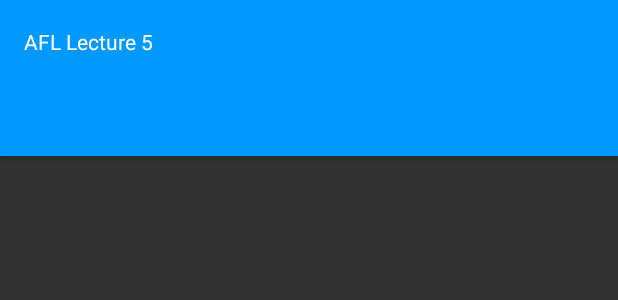
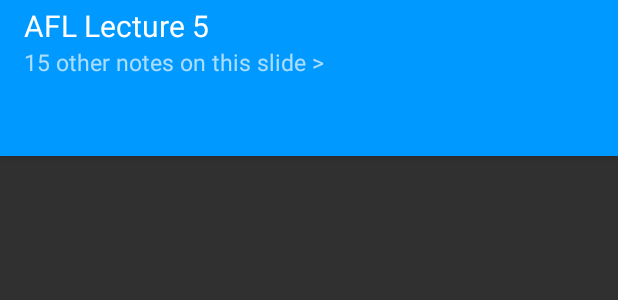
Before and after one commit to Leonardo-Ciocan/UnituHackApp, an Android app: the layout activity_main.xml on its own in the app's theme, with its tools: preview values and no code run, on a phone screen of 412 x 824 dp. Shown: the top 300 px of the screen. Run offline under Robolectric (Android 15) with nearby library versions, the phone set to English and light mode, and no system bars.

Commit message:
Adding the pictures

```diff
--- a/app/src/main/java/com/uhapp/uhapp/PDFFragment.java
+++ b/app/src/main/java/com/uhapp/uhapp/PDFFragment.java
@@ -26,6 +26,8 @@ public class PDFFragment extends Fragment {
         // properly.
         View rootView = inflater.inflate(
                 R.layout.pdffragment, container, false);
+
+
 
         pdfView = (PDFView) rootView.findViewById(R.id.pdfview);
 
--- a/app/src/main/res/layout/activity_main.xml
+++ b/app/src/main/res/layout/activity_main.xml
@@ -23,11 +23,26 @@
         android:layout_width="match_parent"
         android:layout_height="wrap_content"
         android:background="@color/brand">
-        <TextView
-            android:textColor="#fff"
-            android:text="AFL Lecture 5"
+        <LinearLayout
+            android:orientation="vertical"
             android:layout_width="fill_parent"
-            android:layout_height="wrap_content" />
+            android:layout_height="fill_parent">
+            <TextView
+
+                android:textSize="9pt"
+                android:textColor="#fff"
+                android:text="AFL Lecture 5"
+                android:layout_width="wrap_content"
+                android:layout_height="wrap_content" />
+
+            <TextView
+                android:id="@+id/slideNum"
+                android:textSize="7pt"
+                android:textColor="#abffffff"
+                android:text="15 other notes on this slide > "
+                android:layout_width="wrap_content"
+                android:layout_height="wrap_content" />
+        </LinearLayout>
         </android.support.v7.widget.Toolbar>
         <android.support.design.widget.TabLayout
             android:id="@+id/toolbarLayout"
```
Also changed, not shown: app/src/main/res/drawable-hdpi/like.png (added), app/src/main/res/drawable-hdpi/like2.png (added), app/src/main/res/drawable-hdpi/like3.png (added), app/src/main/res/drawable-mdpi/like.png (added), app/src/main/res/drawable-mdpi/like2.png (added), app/src/main/res/drawable-mdpi/like3.png (added), app/src/main/res/drawable-xhdpi/like.png (added), app/src/main/res/drawable-xhdpi/like2.png (added), app/src/main/res/drawable-xhdpi/like3.png (added), app/src/main/res/drawable-xxhdpi/like.png (added), app/src/main/res/drawable-xxhdpi/like2.png (added), app/src/main/res/drawable-xxhdpi/like3.png (added).
